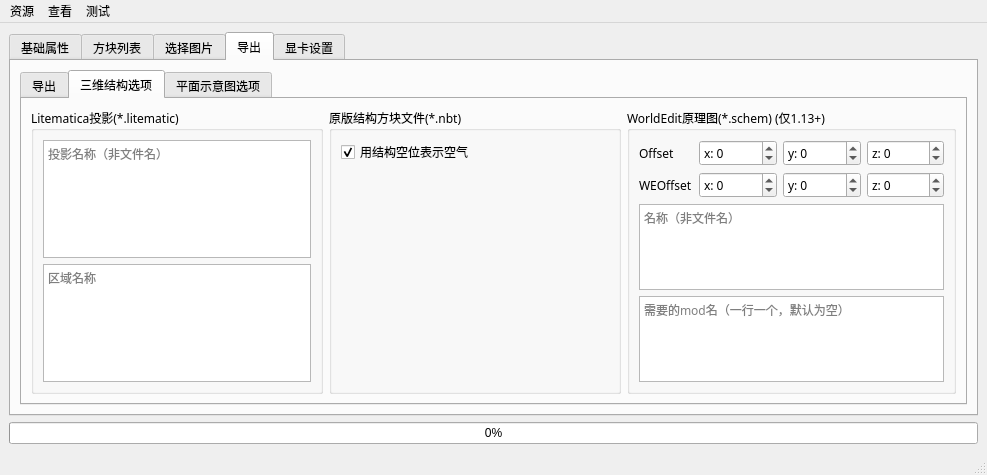
First picture: the form in VisualCraft/VCWind.ui, repository SlopeCraft/SlopeCraft, before the edit.
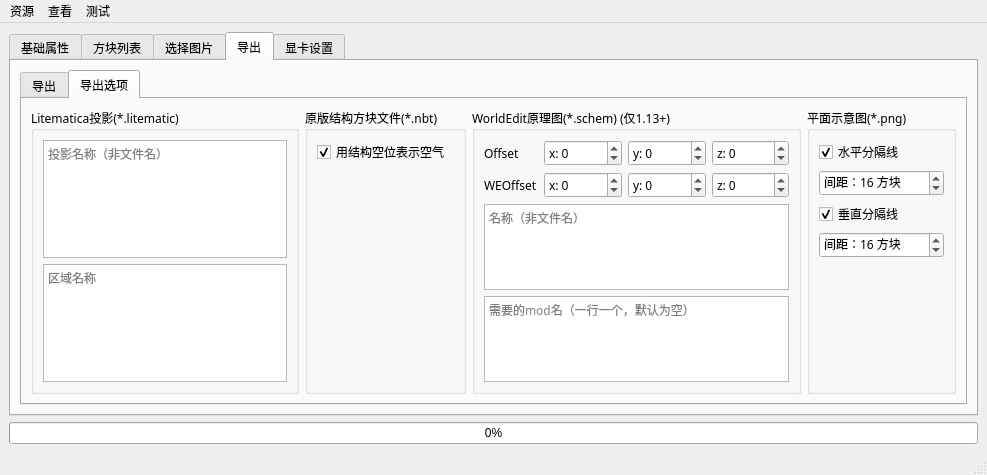
Second picture: the form after the edit. The open tabs and pages were chosen to show the change.

Commit message: add flatdiagram options

Patch:
```diff
--- a/VisualCraft/VCWind.ui
+++ b/VisualCraft/VCWind.ui
@@ -717,7 +717,7 @@
             </widget>
             <widget class="QWidget" name="tab_2">
              <attribute name="title">
-              <string>三维结构选项</string>
+              <string>导出选项</string>
              </attribute>
              <layout class="QGridLayout" name="gridLayout_18">
               <item row="0" column="1">
@@ -902,13 +902,88 @@
                 </layout>
                </widget>
               </item>
+              <item row="0" column="3">
+               <widget class="QGroupBox" name="groupBox_5">
+                <property name="title">
+                 <string>平面示意图(*.png)</string>
+                </property>
+                <layout class="QGridLayout" name="gridLayout_22">
+                 <item row="0" column="0">
+                  <widget class="QCheckBox" name="cb_row_split_line">
+                   <property name="text">
+                    <string>水平分隔线</string>
+                   </property>
+                   <property name="checked">
+                    <bool>true</bool>
+                   </property>
+                  </widget>
+                 </item>
+                 <item row="2" column="0">
+                  <widget class="QCheckBox" name="cb_col_split_line">
+                   <property name="text">
+                    <string>垂直分隔线</string>
+                   </property>
+                   <property name="checked">
+                    <bool>true</bool>
+                   </property>
+                  </widget>
+                 </item>
+                 <item row="1" column="0">
+                  <widget class="QSpinBox" name="sb_fd_sl_row_margin">
+                   <property name="suffix">
+                    <string> 方块</string>
+                   </property>
+                   <property name="prefix">
+                    <string>间距：</string>
+                   </property>
+                   <property name="minimum">
+                    <number>1</number>
+                   </property>
+                   <property name="maximum">
+                    <number>16384</number>
+                   </property>
+                   <property name="value">
+                    <number>16</number>
+                   </property>
+                  </widget>
+                 </item>
+                 <item row="4" column="0">
+                  <spacer name="verticalSpacer_2">
+                   <property name="orientation">
+                    <enum>Qt::Vertical</enum>
+                   </property>
+                   <property name="sizeHint" stdset="0">
+                    <size>
+                     <width>20</width>
+                     <height>40</height>
+                    </size>
+                   </property>
+                  </spacer>
+                 </item>
+                 <item row="3" column="0">
+                  <widget class="QSpinBox" name="sb_fd_sl_col_margin">
+                   <property name="suffix">
+                    <string> 方块</string>
+                   </property>
+                   <property name="prefix">
+                    <string>间距：</string>
+                   </property>
+                   <property name="minimum">
+                    <number>1</number>
+                   </property>
+                   <property name="maximum">
+                    <number>16384</number>
+                   </property>
+                   <property name="value">
+                    <number>16</number>
+                   </property>
+                  </widget>
+                 </item>
+                </layout>
+               </widget>
+              </item>
              </layout>
             </widget>
-            <widget class="QWidget" name="tab_3">
-             <attribute name="title">
-              <string>平面示意图选项</string>
-             </attribute>
-            </widget>
            </widget>
           </item>
          </layout>
```
Left out of the diff: 68 changed lines with no effect on the pictures.
